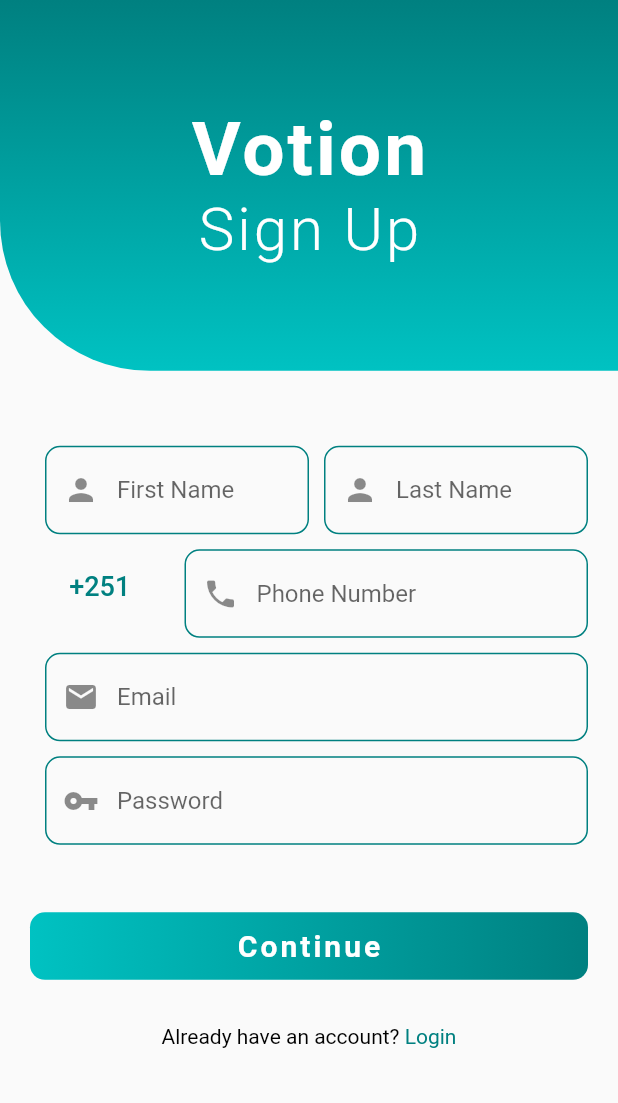
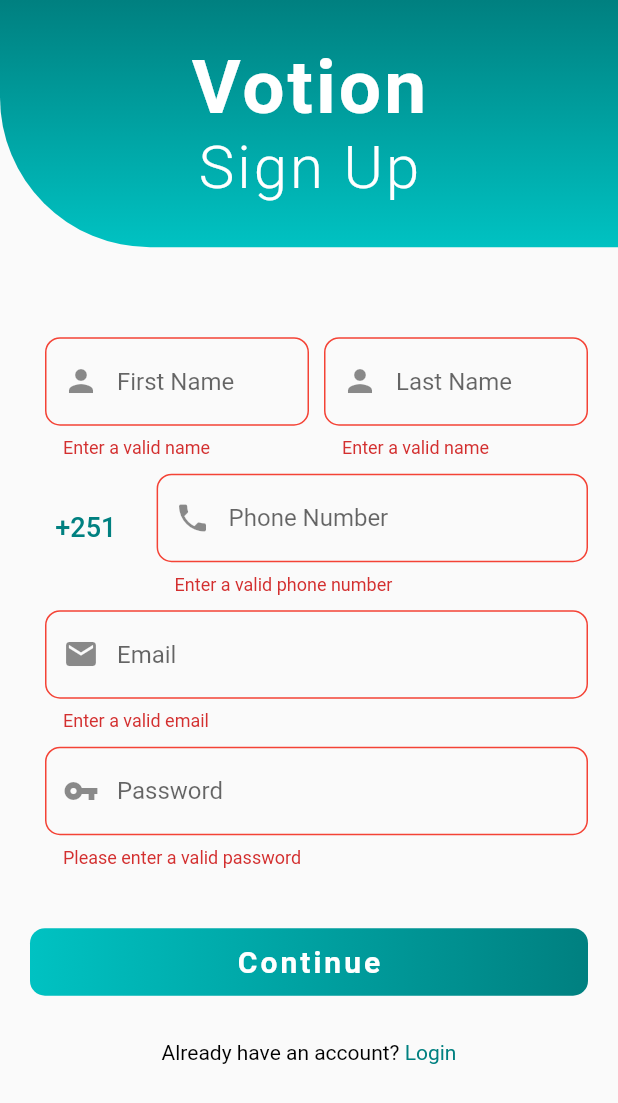
Before and after one commit to AnwarTuha/voting-system-mobile, a Flutter app: the RegistrationPage screen opened by its route, after a tap on "Continue", on a phone screen of 412 x 824 dp. Shown: the top 1103 px of the screen. Run offline on Flutter 3.47's test engine with Material 2 defaults, Android fonts, the phone set to English and light mode, and no system bars; drawn by our look-alikes of country_code_picker.

Commit message:
- finished user input validation

```diff
--- a/voting_system_mobile/lib/classes/validator.dart
+++ b/voting_system_mobile/lib/classes/validator.dart
@@ -1,29 +1,47 @@
+import 'package:voting_system_mobile/utils/constants_util.dart';
+
 class Validator{
-  final String email;
-  final String password;
-  final String firstName;
-  final String lastName;
-  final String phoneNumber;
+  String validatePhoneNumber(String phoneNumber){
+    phoneNumber = phoneNumber.trim();
 
-  Validator({this.email, this.password, this.firstName, this.lastName, this.phoneNumber});
+    String regex = kRegExpPhoneNumber;
+    RegExp regExp = RegExp(regex);
 
-  bool validateEmail(){
+    if (phoneNumber.isEmpty | !regExp.hasMatch(phoneNumber)){
+      return 'Enter a valid phone number';
+    }
 
+    return null;
+  }
+
+  String validateName(String name){
+    name = name.trim();
+    if (name.isEmpty || name.length < 3){
+      return 'Enter a valid name';
+    }
+
+    return null;
+  }
+
+  String validateEmail(String email) {
     /* Validate Email from user input
       :param email: String containing email of the user
 
       :return bool: true if email is valid, false if it's not
     * */
 
-    String emailTrimmed = email.trim();
-    String regex = r'^(([^<>()[\]\\.,;:\s@\"]+(\.[^<>()[\]\\.,;:\s@\"]+)*)|(\".+\"))@((\[[0-9]{1,3}\.[0-9]{1,3}\.[0-9]{1,3}\.[0-9]{1,3}\])|(([a-zA-Z\-0-9]+\.)+[a-zA-Z]{2,}))$';
+    email = email.trim();
 
+    String regex = kRegExpEmail;
     RegExp regExp = new RegExp(regex);
 
-    return email.isNotEmpty && regExp.hasMatch(emailTrimmed);
+    if (email.isEmpty || !regExp.hasMatch(email)) {
+      return 'Enter a valid email';
+    }
+
+    return null;
   }
-
-  bool validatePassword(){
+  String validatePassword(String password) {
     /* Validate Password from user input
       :param password: String containing password of the user
     * */
@@ -35,11 +53,14 @@ class Validator{
       - Minimum 1 Special Character
       - Common Allowed Characters ( ! @ # $ & * ~ )
     * */
-    String  pattern = r'^(?=.*?[A-Z])(?=.*?[a-z])(?=.*?[0-9])(?=.*?[!@#\$&*~]).{8,}$';
+    String pattern = kRegExpPassword;
 
     RegExp regExp = new RegExp(pattern);
 
-    return regExp.hasMatch(password);
+    if (!regExp.hasMatch(password)) {
+      return 'Please enter a valid password';
+    }
+
+    return null;
   }
-
 }
--- a/voting_system_mobile/lib/screens/dashboard_screen.dart
+++ b/voting_system_mobile/lib/screens/dashboard_screen.dart
@@ -11,7 +11,7 @@ class _DashBoardState extends State<DashBoard> {
     return Scaffold(
       body: Container(
         child: Center(
-          child: Text('Dash Board')
+          child: Text('Welcome User')
         ),
       ),
     );
--- a/voting_system_mobile/lib/screens/register_screen.dart
+++ b/voting_system_mobile/lib/screens/register_screen.dart
@@ -1,10 +1,13 @@
 import 'package:country_code_picker/country_code.dart';
 import 'package:country_code_picker/country_code_picker.dart';
 import 'package:flutter/material.dart';
+import 'package:voting_system_mobile/classes/user.dart';
 import 'package:voting_system_mobile/utils/color_util.dart';
 import 'package:voting_system_mobile/widgets/custom_button.dart';
 import 'package:voting_system_mobile/widgets/header_container.dart';
 import 'package:voting_system_mobile/widgets/text_input_container.dart';
+import 'package:voting_system_mobile/classes/validator.dart';
+import 'package:http/http.dart' as http;
 
 import 'login_screen.dart';
 
@@ -16,79 +19,40 @@ class RegistrationPage extends StatefulWidget {
 }
 
 class _RegistrationState extends State<RegistrationPage> {
-
-  String _firstName;
-  String _lastName;
+  String _firstName = '';
+  String _lastName = '';
   String _phoneNumber;
   String _email;
   String _password;
-  String _countryCode;
+  String _countryCode = 'et';
+
+  User user = User(email: '', password: '', phoneNumber: '', fullName: '');
+  Validator validator = Validator();
 
   final GlobalKey<FormState> _formKey = GlobalKey<FormState>();
 
-  String validateName(String firstName, String lastName){
-    String name = firstName + lastName;
+  String _url = "http://localhost:8089/signup";
 
-    if (name.isEmpty || name.length < 6){
-      return 'Please enter a valid email';
-    }
+  Future save() async {
+    var response = await http.post(Uri.http(_url, ""),
+        headers: <String, String>{
+          'Context-Type': 'applications/json;charSet=UTF-8'
+        },
+        body: <String, String>{
+          'email': user.email,
+          'password': user.password,
+          'phoneNumber': user.phoneNumber,
+          'fullName': user.fullName
+        });
 
-    return null;
+    print(response.body);
+
+    //Todo: Do something with the response
 
   }
 
-  String validateEmail(String email){
-    /* Validate Email from user input
-      :param email: String containing email of the user
-
-      :return bool: true if email is valid, false if it's not
-    * */
-
-    email = email.trim();
-
-    String regex = r'^(([^<>()[\]\\.,;:\s@\"]+(\.[^<>()[\]\\.,;:\s@\"]+)*)|(\".+\"))@((\[[0-9]{1,3}\.[0-9]{1,3}\.[0-9]{1,3}\.[0-9]{1,3}\])|(([a-zA-Z\-0-9]+\.)+[a-zA-Z]{2,}))$';
-
-    RegExp regExp = new RegExp(regex);
-
-    if (email.isEmpty || !regExp.hasMatch(email)){
-      return 'Enter a valid email';
-    }
-
-    return null;
-  }
-
-  String validatePassword(String password){
-    /* Validate Password from user input
-      :param password: String containing password of the user
-    * */
-
-    /* the following regex validates the following
-      - Minimum 1 UpperCase
-      - Minimum 1 lowerCase
-      - Minimum 1 Numeric Number
-      - Minimum 1 Special Character
-      - Common Allowed Characters ( ! @ # $ & * ~ )
-    * */
-    String  pattern = r'^(?=.*?[A-Z])(?=.*?[a-z])(?=.*?[0-9])(?=.*?[!@#\$&*~]).{8,}$';
-
-    RegExp regExp = new RegExp(pattern);
-
-    if (!regExp.hasMatch(password)){
-      return 'Please enter a valid password';
-    }
-
-    return null;
-  }
-
-  String validatePhoneNumber(String phoneNumber){
-
-  }
-
-
-
   @override
   Widget build(BuildContext context) {
-
     // temporary roles
     List<String> roles = ['Janitor', 'Secretary', 'President'];
 
@@ -100,9 +64,12 @@ class _RegistrationState extends State<RegistrationPage> {
         padding: EdgeInsets.only(bottom: 30.0),
         child: Column(
           children: <Widget>[
-            HeaderContainer(queryHeight: 0.3, title: 'Sign Up',),
+            HeaderContainer(
+              queryHeight: 0.2,
+              title: 'Sign Up',
+            ),
             Container(
-              margin: EdgeInsets.only(left: 20.0, right: 20.0, top: 40.0),
+              margin: EdgeInsets.only(left: 20.0, right: 20.0, top: 50.0),
               child: Form(
                 key: _formKey,
                 child: Column(
@@ -113,20 +80,22 @@ class _RegistrationState extends State<RegistrationPage> {
                             child: TextInput(
                           hintText: 'First Name',
                           icon: Icons.person,
-                                onSaved: (value){
-                                  _firstName = value;
-                                },
-                            )
-                        ),
+                          textInputType: TextInputType.name,
+                          validate: validator.validateName,
+                          onSaved: (firstName) {
+                            _firstName += firstName;
+                          }
+                        )),
                         Expanded(
                             child: TextInput(
                           hintText: 'Last Name',
                           icon: Icons.person,
-                                onSaved: (value){
-                                  _lastName = value;
+                          textInputType: TextInputType.name,
+                          validate: validator.validateName,
+                          onSaved: (lastName) {
+                            _lastName += lastName;
                           },
-                            )
-                        )
+                        ))
                       ],
                     ),
                     Row(
@@ -134,26 +103,28 @@ class _RegistrationState extends State<RegistrationPage> {
                         Expanded(
                             flex: 1,
                             child: CountryCodePicker(
-                              initialSelection: 'et',
+                              initialSelection: _countryCode,
+                              onChanged: (value){
+                                _countryCode = value.dialCode.toString();
+                                print(_countryCode);
+                              },
                               textStyle: TextStyle(
                                 fontSize: 18.0,
                                 color: tealColors,
                               ),
                               alignLeft: false,
-                              showFlag: false,
-                              boxDecoration: BoxDecoration(
-                                border: Border.all(color: tealColors, width: 2.0),
-                                borderRadius: BorderRadius.circular(10.0)
+                              showFlagMain: false,
                             ),
-                            )
                         ),
                         Expanded(
-                          flex: 3,
+                          flex: 4,
                           child: TextInput(
                             hintText: "Phone Number",
                             icon: Icons.phone,
-                              onSaved: (value){
-                                _phoneNumber = value;
+                            textInputType: TextInputType.phone,
+                            validate: validator.validatePhoneNumber,
+                            onSaved: (phoneNumber) {
+                              _phoneNumber = _countryCode + phoneNumber;
                             },
                           ),
                         ),
@@ -162,24 +133,40 @@ class _RegistrationState extends State<RegistrationPage> {
                     TextInput(
                       hintText: "Email",
                       icon: Icons.email,
-                        onSaved: (value){
+                      textInputType: TextInputType.emailAddress,
+                      validate: validator.validateEmail,
+                      onSaved: (value) {
                         _email = value;
                       },
                     ),
                     TextInput(
                       hintText: "Password",
+                      obscureText: true,
                       icon: Icons.vpn_key,
-                        onSaved: (value){
+                      validate: validator.validatePassword,
+                      onSaved: (value) {
                         _password = value;
                       },
                     ),
-                    SizedBox(height: 5.0),
                     SizedBox(height: 40.0),
                     Center(
                         child: CustomButton(
                       title: 'Continue',
                       onPressed: () {
                         // Todo: implement register button
+
+                        if (!_formKey.currentState.validate()) {
+                          return;
+                        }
+
+                        _formKey.currentState.save();
+
+                        print(_firstName);
+                        print(_lastName);
+                        print(_email);
+                        print(_password);
+                        print(_phoneNumber);
+                        print(_countryCode);
 
                       },
                     )),
@@ -194,8 +181,7 @@ class _RegistrationState extends State<RegistrationPage> {
                             text: "Already have an account?",
                             style: TextStyle(color: Colors.black)),
                         TextSpan(
-                            text: " Login",
-                            style: TextStyle(color: tealColors))
+                            text: " Login", style: TextStyle(color: tealColors))
                       ])),
                     )
                   ],
--- /dev/null
+++ b/voting_system_mobile/lib/screens/select_organization_screen.dart
@@ -0,0 +1 @@
+import 'package:flutter/material.dart';
--- /dev/null
+++ b/voting_system_mobile/lib/utils/constants_util.dart
@@ -0,0 +1,7 @@
+import 'package:flutter/material.dart';
+
+const kRegExpPhoneNumber = r'^[+]*[(]{0,1}[0-9]{1,4}[)]{0,1}[-\s\./0-9]*$';
+
+const kRegExpEmail = r'^(([^<>()[\]\\.,;:\s@\"]+(\.[^<>()[\]\\.,;:\s@\"]+)*)|(\".+\"))@((\[[0-9]{1,3}\.[0-9]{1,3}\.[0-9]{1,3}\.[0-9]{1,3}\])|(([a-zA-Z\-0-9]+\.)+[a-zA-Z]{2,}))$';
+
+const kRegExpPassword = r'^(?=.*?[A-Z])(?=.*?[a-z])(?=.*?[0-9])(?=.*?[!@#\$&*~]).{8,}$';
--- a/voting_system_mobile/lib/widgets/text_input_container.dart
+++ b/voting_system_mobile/lib/widgets/text_input_container.dart
@@ -1,33 +1,48 @@
 import 'package:flutter/material.dart';
+import 'package:flutter/services.dart';
 import 'package:voting_system_mobile/utils/color_util.dart';
 
 class TextInput extends StatelessWidget {
-
+  final TextEditingController controller;
   final Function validate;
   final Function onSaved;
   final Function onChanged;
   final String hintText;
   final IconData icon;
   final bool obscureText;
+  final TextInputType textInputType;
 
-  TextInput({this.validate, this.onSaved, this.onChanged, this.hintText, this.icon, this.obscureText});
+  TextInput(
+      {this.controller,
+      this.validate,
+      this.onSaved,
+      this.onChanged,
+      this.hintText,
+      this.icon,
+      this.obscureText,
+      this.textInputType
+      });
 
   @override
   Widget build(BuildContext context) {
     return Container(
       margin: EdgeInsets.only(top: 10.0),
       decoration: BoxDecoration(
-          borderRadius: BorderRadius.all(Radius.circular(10.0),),),
+        borderRadius: BorderRadius.all(
+          Radius.circular(10.0),
+        ),
+      ),
       padding: EdgeInsets.only(left: 10.0),
       child: TextFormField(
+        controller: controller,
         validator: validate,
         onSaved: onSaved,
+        keyboardType: textInputType,
         obscureText: obscureText != null ? obscureText : false,
         decoration: InputDecoration(
-          errorBorder: OutlineInputBorder(
-            borderRadius: BorderRadius.all(Radius.circular(10.0)),
-            borderSide: BorderSide(color: Colors.red)
-          ),
+            errorBorder: OutlineInputBorder(
+                borderRadius: BorderRadius.all(Radius.circular(10.0)),
+                borderSide: BorderSide(color: Colors.red)),
             enabledBorder: OutlineInputBorder(
               borderRadius: BorderRadius.all(Radius.circular(10.0)),
               borderSide: BorderSide(color: tealColors),
@@ -37,8 +52,7 @@ class TextInput extends StatelessWidget {
               borderSide: BorderSide(color: tealColors),
             ),
             hintText: hintText,
-            prefixIcon: Icon(icon)
-        ),
+            prefixIcon: Icon(icon)),
       ),
     );
   }
--- a/voting_system_mobile/pubspec.yaml
+++ b/voting_system_mobile/pubspec.yaml
@@ -14,6 +14,7 @@ dependencies:
   flutter:
     sdk: flutter
 
+  http: ^0.13.2
   cupertino_icons: ^1.0.2
   country_code_picker: ^2.0.1
 
```
Also changed, not shown: voting_system_mobile/lib/screens/login_screen.dart (+42 -63 lines), voting_system_mobile/lib/screens/splash_screen.dart (+8 -14 lines), voting_system_mobile/pubspec.lock. Lines whose indentation alone changed are shown as unchanged.
